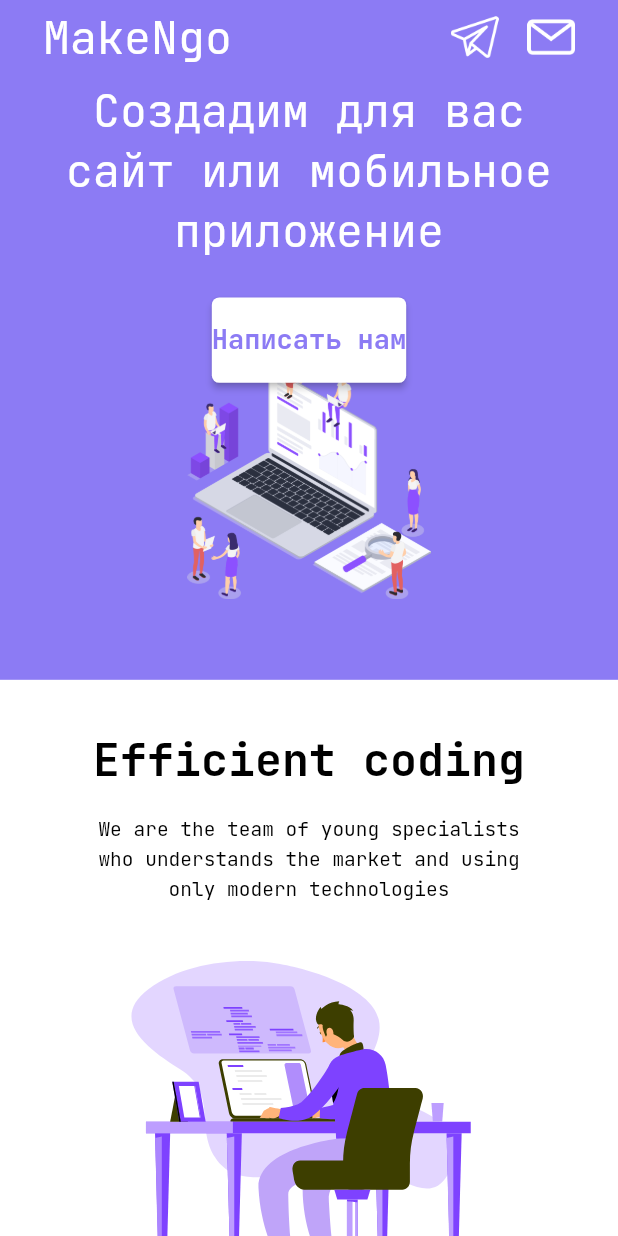
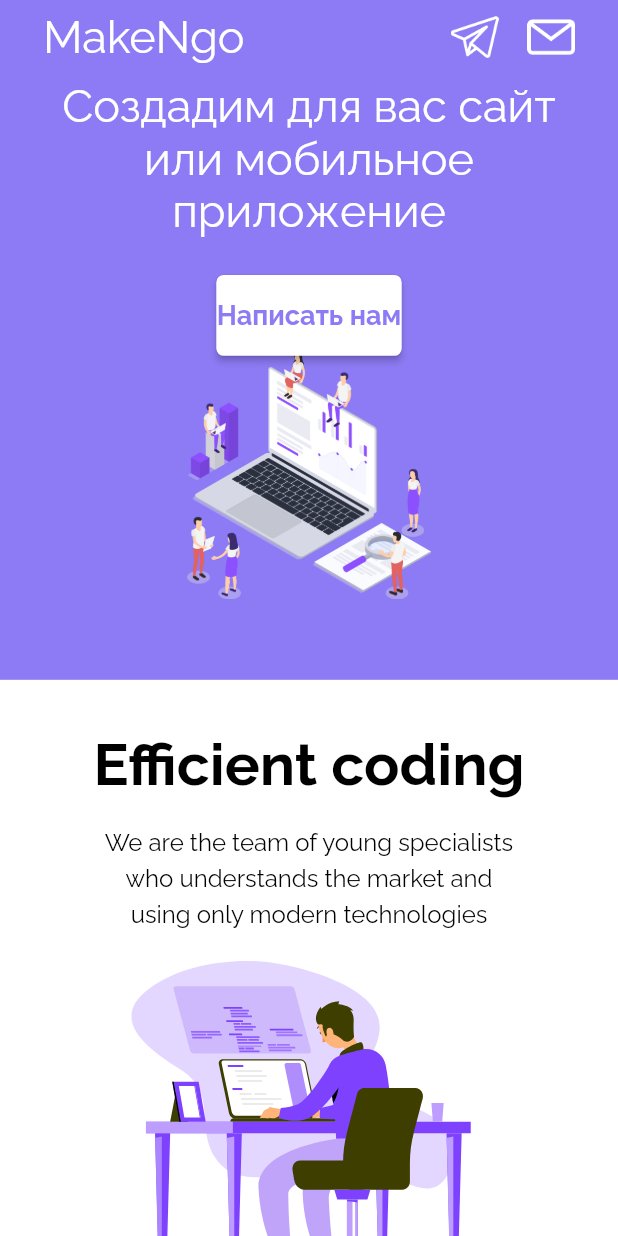
Before and after one commit to Nikiforov1Vladimir/web, a Flutter app: the screen it shows after launch, on a phone screen of 412 x 824 dp. Run offline on Flutter 3.47's test engine with Material 2 defaults, Android fonts, the phone set to English and light mode, and no system bars; drawn by our look-alikes of auto_size_text; our stand-ins replace lottie.

Commit message:
Added second font

```diff
--- a/lib/core/theme/theme.dart
+++ b/lib/core/theme/theme.dart
@@ -4,7 +4,7 @@ import 'package:site/core/values/colors.dart';
 class Themes{
   static final lightTheme = ThemeData(
 
-    fontFamily: 'JetBrainsMono',
+    fontFamily: 'Raleway',
 
     scaffoldBackgroundColor: appWhite,
 
--- a/pubspec.yaml
+++ b/pubspec.yaml
@@ -83,6 +83,10 @@ flutter:
       fonts:
         - asset: assets/fonts/JetBrainsMono-Regular.ttf
         - asset: assets/fonts/JetBrainsMono-Bold.ttf
+    - family: Raleway
+      fonts:
+        - asset: assets/fonts/Raleway-Regular.ttf
+        - asset: assets/fonts/Raleway-Bold.ttf
   #   - family: Trajan Pro
   #     fonts:
   #       - asset: fonts/TrajanPro.ttf
```
Also changed, not shown: assets/fonts/Raleway-Black.ttf (added), assets/fonts/Raleway-BlackItalic.ttf (added), assets/fonts/Raleway-Bold.ttf (added), assets/fonts/Raleway-BoldItalic.ttf (added), assets/fonts/Raleway-ExtraBold.ttf (added), assets/fonts/Raleway-ExtraBoldItalic.ttf (added), assets/fonts/Raleway-ExtraLight.ttf (added), assets/fonts/Raleway-ExtraLightItalic.ttf (added), assets/fonts/Raleway-Italic.ttf (added), assets/fonts/Raleway-Light.ttf (added), assets/fonts/Raleway-LightItalic.ttf (added), assets/fonts/Raleway-Medium.ttf (added), assets/fonts/Raleway-MediumItalic.ttf (added), assets/fonts/Raleway-Regular.ttf (added), 4 more files.
